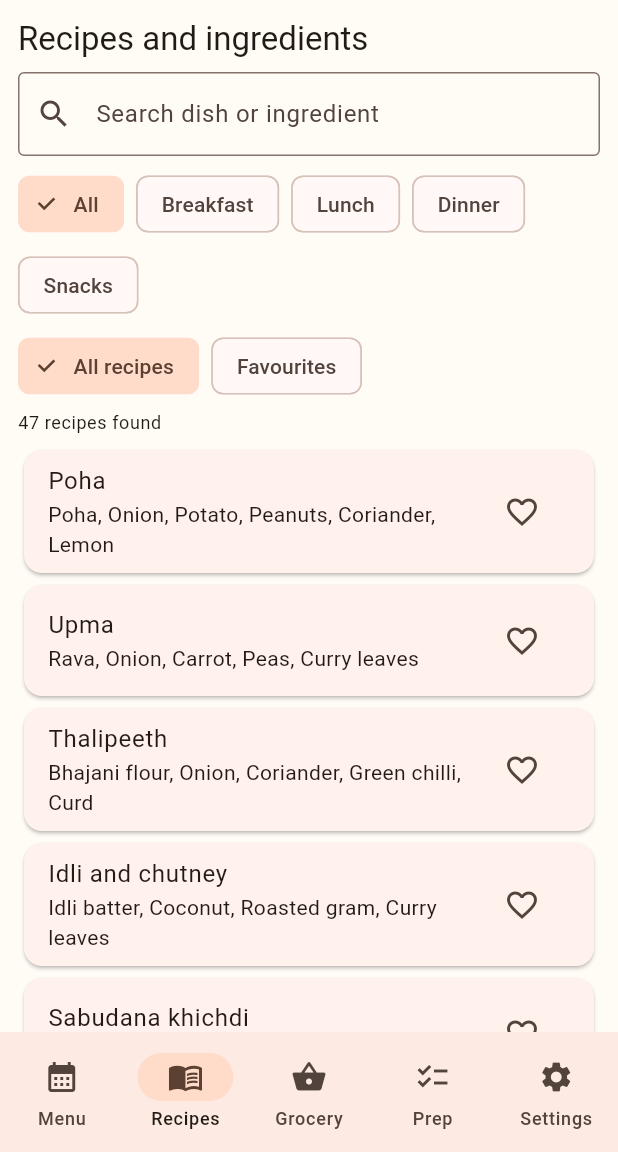
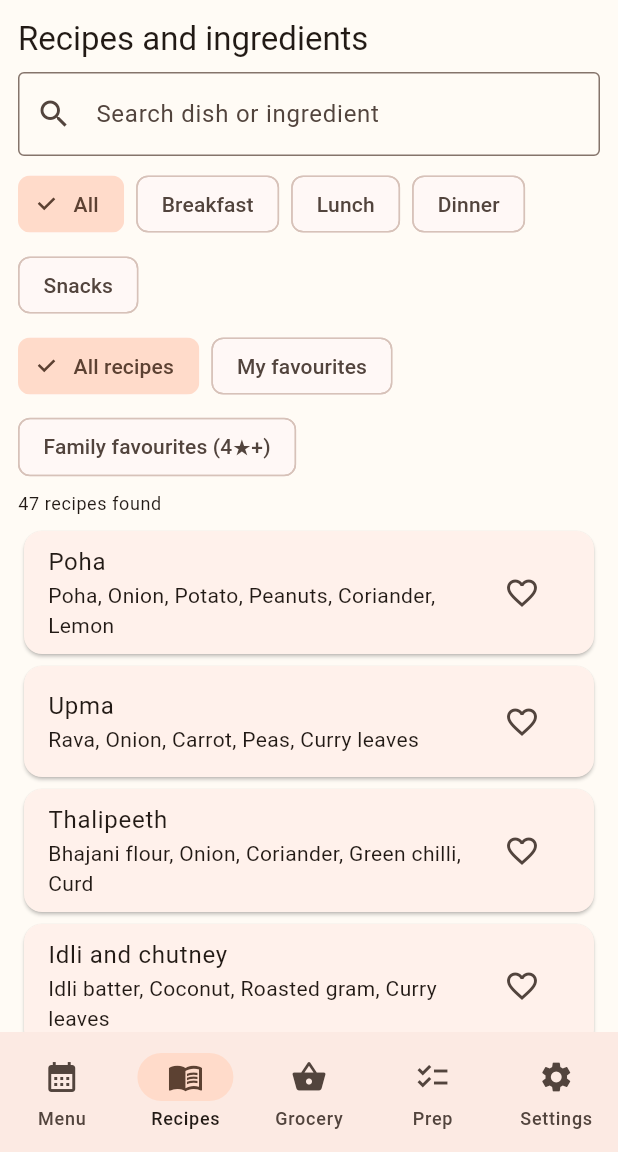
Before and after one commit to rohanrm18/365-days-home-food-menu, a Flutter app: the screen it shows after launch, item 2 of the bottom bar chosen, on a phone screen of 412 x 824 dp, the part 84-1236 px from its top. Run offline on Flutter 3.47's test engine with Material 3 defaults, Android fonts, the phone set to English and light mode, and no system bars; our stand-ins replace flutter_local_notifications, shared_preferences, timezone; network calls fail.

Commit message:
Add family favourite rated meal collection

```diff
--- a/lib/main.dart
+++ b/lib/main.dart
@@ -505,6 +505,7 @@ class RecipesPage extends StatefulWidget {
 }
 class _RecipesPageState extends State<RecipesPage> {
   bool favouritesOnly = false;
+  bool topRatedOnly = false;
   String selectedCategory = 'All';
   final TextEditingController searchController = TextEditingController();
   @override void dispose() { searchController.dispose(); super.dispose(); }
@@ -512,6 +513,24 @@ class _RecipesPageState extends State<RecipesPage> {
     final mr=AppStore.marathi;
     final query=searchController.text.trim().toLowerCase();
     final all=[...breakfasts,...lunches,...dinners,...snacks].toSet().toList();
+    final ratingTotals=<String,List<int>>{};
+    for(final entry in AppStore.mealRatings.entries) {
+      final parts=entry.key.split(':');
+      if(parts.length!=2) continue;
+      final p=parts[0].split('-');
+      if(p.length!=3) continue;
+      final y=int.tryParse(p[0]),m=int.tryParse(p[1]),d=int.tryParse(p[2]);
+      if(y==null||m==null||d==null) continue;
+      final menu=MenuPlanner.forDate(DateTime(y,m,d));
+      final meal=parts[1]=='breakfast'?menu.breakfast:parts[1]=='lunch'?menu.lunch:parts[1]=='dinner'?menu.dinner:null;
+      if(meal==null||entry.value<1||entry.value>5) continue;
+      ratingTotals.putIfAbsent(meal.en,()=>[0,0]);
+      ratingTotals[meal.en]![0]+=entry.value;
+      ratingTotals[meal.en]![1]++;
+    }
+    final ratedAverage=<String,double>{
+      for(final entry in ratingTotals.entries) entry.key:entry.value[0]/entry.value[1]
+    };
     final visible=all.where((meal) {
       final favouriteMatch=!favouritesOnly||AppStore.favourites.contains(meal.en);
       final searchMatch=query.isEmpty||meal.en.toLowerCase().contains(query)||meal.mr.toLowerCase().contains(query)||meal.ingredients.any((item)=>item.toLowerCase().contains(query));
@@ -520,8 +539,10 @@ class _RecipesPageState extends State<RecipesPage> {
         (selectedCategory=='Lunch'&&lunches.contains(meal))||
         (selectedCategory=='Dinner'&&dinners.contains(meal))||
         (selectedCategory=='Snacks'&&snacks.contains(meal));
-      return favouriteMatch&&searchMatch&&categoryMatch;
+      final ratingMatch=!topRatedOnly||(ratedAverage[meal.en]??0)>=4;
+      return favouriteMatch&&searchMatch&&categoryMatch&&ratingMatch;
     }).toList();
+    if(topRatedOnly) visible.sort((a,b)=>(ratedAverage[b.en]??0).compareTo(ratedAverage[a.en]??0));
     final categories=<String>['All','Breakfast','Lunch','Dinner','Snacks'];
     final categoryMr=<String,String>{'All':'सर्व','Breakfast':'नाश्ता','Lunch':'दुपारचे जेवण','Dinner':'रात्रीचे जेवण','Snacks':'खाऊ'};
     return ListView(padding:const EdgeInsets.all(12),children:[
@@ -546,16 +567,17 @@ class _RecipesPageState extends State<RecipesPage> {
         ),
       ]),
       const SizedBox(height:6),
-      Wrap(spacing:8,children:[
+      Wrap(spacing:8,runSpacing:6,children:[
         ChoiceChip(label:Text(mr?'सर्व पाककृती':'All recipes'),selected:!favouritesOnly,onSelected:(_)=>setState(()=>favouritesOnly=false)),
-        ChoiceChip(label:Text(mr?'आवडत्या पाककृती':'Favourites'),selected:favouritesOnly,onSelected:(_)=>setState(()=>favouritesOnly=true)),
+        ChoiceChip(label:Text(mr?'माझी आवडती':'My favourites'),selected:favouritesOnly,onSelected:(_)=>setState(()=>favouritesOnly=true)),
+        ChoiceChip(label:Text(mr?'कुटुंबाचे आवडते (४★+)':'Family favourites (4★+)'),selected:topRatedOnly,onSelected:(_)=>setState(()=>topRatedOnly=!topRatedOnly)),
       ]),
       Padding(padding:const EdgeInsets.symmetric(vertical:6),child:Text(mr?'एकूण '+visible.length.toString()+' पाककृती':visible.length.toString()+' recipes found',style:Theme.of(context).textTheme.bodySmall)),
-      if(visible.isEmpty) Padding(padding:const EdgeInsets.all(24),child:Center(child:Text(query.isNotEmpty?(mr?'या शोधासाठी पाककृती सापडली नाही':'No recipes match your search'):(mr?'या विभागात पाककृती उपलब्ध नाहीत':'No recipes in this category yet.')))),
+      if(visible.isEmpty) Padding(padding:const EdgeInsets.all(24),child:Center(child:Text(topRatedOnly&&ratedAverage.isEmpty?(mr?'कुटुंबाचे आवडते तयार करण्यासाठी मेनूमधील जेवणांना रेटिंग द्या.':'Rate meals on the Menu page to build your family favourites.'):(mr?'या विभागात पाककृती उपलब्ध नाहीत':'No recipes match these filters.')))),
       for(final meal in visible) Card(child:ExpansionTile(
         key:ValueKey(meal.en),
         title:Text(meal.name(mr)),
-        subtitle:Text(meal.ingredients.join(', ')),
+        subtitle:Text(meal.ingredients.join(', ')+(ratedAverage.containsKey(meal.en)?' • ★ '+ratedAverage[meal.en]!.toStringAsFixed(1):'')),
         trailing:IconButton(
           tooltip:mr?'आवडते बदला':'Toggle favourite',
           icon:Icon(AppStore.favourites.contains(meal.en)?Icons.favorite:Icons.favorite_border,color:AppStore.favourites.contains(meal.en)?Colors.red:null),
```
